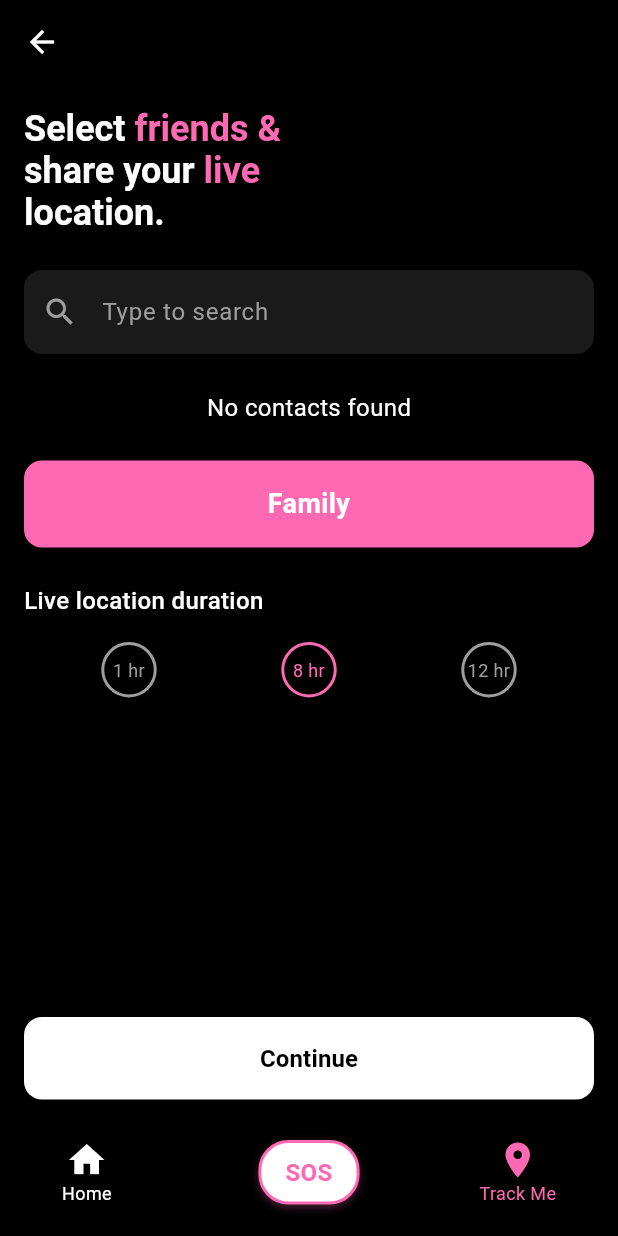
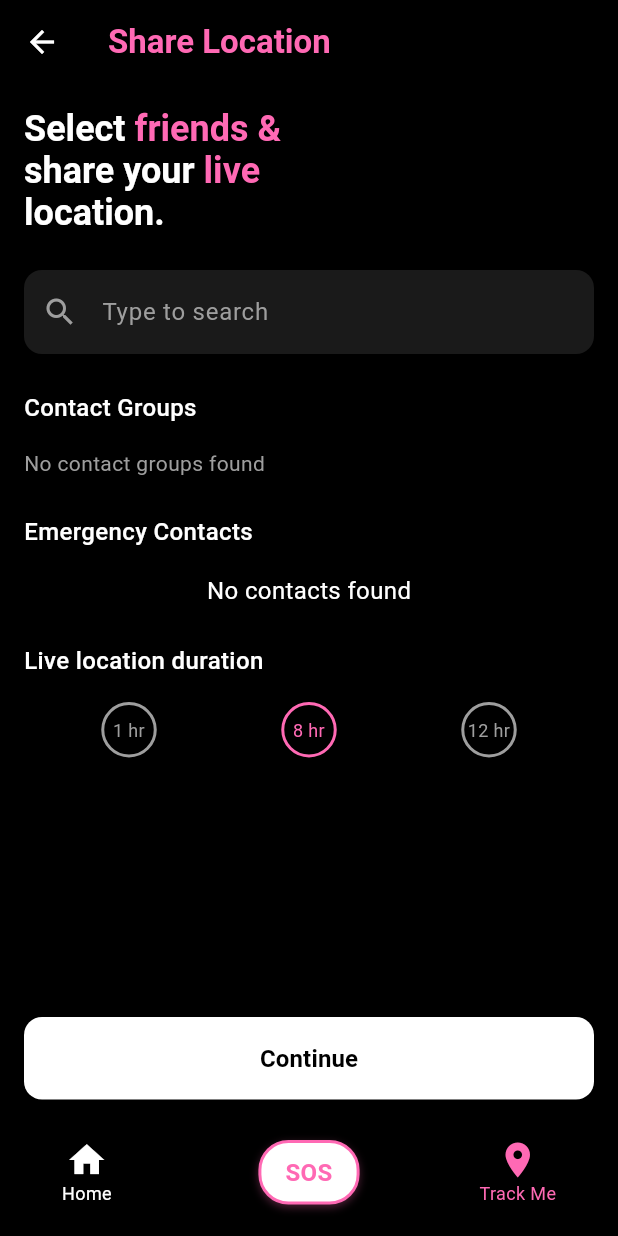
Before and after one commit to hayabuceri/BeSafe, a Flutter app: the ShareLocationScreen screen opened directly, after a tap on "Track Me", after a tap on "Share Location", on a phone screen of 412 x 824 dp. Run offline on Flutter 3.47's test engine with Material 3 defaults, Android fonts, the phone set to English and light mode, and no system bars; our stand-ins replace cloud_firestore, firebase_auth, firebase_core, flutter_map, geolocator, latlong2 and 1 more; accounts and stored records are empty.

Commit message:
revert the location sharing background and implement group for sharing location

```diff
--- a/lib/screens/manage_sos_groups_screen.dart
+++ b/lib/screens/manage_sos_groups_screen.dart
@@ -524,7 +524,7 @@ class _ManageSOSGroupsScreenState extends State<ManageSOSGroupsScreen> {
           icon: const Icon(Icons.arrow_back, color: Colors.white),
           onPressed: () => Navigator.pop(context),
         ),
-        title: 'Manage SOS Groups',
+        title: 'Manage Group',
       ),
       body: _isLoading
           ? const Center(
--- a/lib/screens/share_location_screen.dart
+++ b/lib/screens/share_location_screen.dart
@@ -20,11 +20,13 @@ class _ShareLocationScreenState extends State<ShareLocationScreen> {
   List<Map<String, dynamic>> _contacts = [];
   List<Map<String, dynamic>> _filteredContacts = [];
   bool _isLoading = true;
+  List<Map<String, dynamic>> _contactGroups = []; // Add state variable for groups
+  Set<String> _selectedGroups = {}; // Add state variable for selected groups
 
   @override
   void initState() {
     super.initState();
-    _loadContacts();
+    _loadContactsAndGroups(); // Call the new loading method
     _searchController.addListener(_filterContacts);
   }
 
@@ -44,7 +46,7 @@ class _ShareLocationScreenState extends State<ShareLocationScreen> {
     });
   }
 
-  Future<void> _loadContacts() async {
+  Future<void> _loadContactsAndGroups() async {
     setState(() {
       _isLoading = true;
     });
@@ -52,10 +54,18 @@ class _ShareLocationScreenState extends State<ShareLocationScreen> {
     try {
       final user = FirebaseAuth.instance.currentUser;
       if (user != null) {
+        // Load Contacts
         final contactsSnapshot = await FirebaseFirestore.instance
             .collection('users')
             .doc(user.uid)
             .collection('emergency_contacts')
+            .get();
+
+        // Load Groups (fetch from existing sos_groups)
+        final groupsSnapshot = await FirebaseFirestore.instance
+            .collection('users')
+            .doc(user.uid)
+            .collection('sos_groups') // **Fetch from sos_groups**
             .get();
 
         setState(() {
@@ -63,14 +73,24 @@ class _ShareLocationScreenState extends State<ShareLocationScreen> {
               .map((doc) => {
                     'id': doc.id,
                     'name': doc['name'] as String,
+                    // Include other contact fields if needed
                   })
               .toList();
           _filteredContacts = _contacts; // Initialize filtered contacts
+
+          _contactGroups = groupsSnapshot.docs
+              .map((doc) => {
+                    'id': doc.id,
+                    'name': doc['name'] as String,
+                    'members': List<String>.from(doc['members'] ?? []), // List of contact IDs
+                  })
+              .toList();
+
           _isLoading = false;
         });
       }
     } catch (e) {
-      print('Error loading contacts: $e');
+      print('Error loading contacts and groups: $e');
       setState(() {
         _isLoading = false;
       });
@@ -81,8 +101,34 @@ class _ShareLocationScreenState extends State<ShareLocationScreen> {
     setState(() {
       if (_selectedContacts.contains(contactId)) {
         _selectedContacts.remove(contactId);
+        // If contact is deselected, also deselect any groups that were fully selected and contained this contact
+        _selectedGroups.removeWhere((groupId) {
+          final group = _contactGroups.firstWhere((g) => g['id'] == groupId);
+          // Only deselect the group if the removed contact was the last selected member from that group
+          // This part of the logic can become complex if contacts can be in multiple groups.
+          // For simplicity now, we'll just check if the contact is in the group.
+          return (group['members'] as List<String>).contains(contactId);
+        });
       } else {
         _selectedContacts.add(contactId);
+        // When a contact is selected, we don't automatically select its groups.
+      }
+    });
+  }
+
+  void _toggleGroup(String groupId) {
+    setState(() {
+      final group = _contactGroups.firstWhere((g) => g['id'] == groupId);
+      final members = List<String>.from(group['members'] ?? []); // Ensure members is a List<String>
+
+      if (_selectedGroups.contains(groupId)) {
+        _selectedGroups.remove(groupId);
+        // Deselect all contacts in this group
+        _selectedContacts.removeAll(members);
+      } else {
+        _selectedGroups.add(groupId);
+        // Select all contacts in this group
+        _selectedContacts.addAll(members);
       }
     });
   }
@@ -125,54 +171,6 @@ class _ShareLocationScreenState extends State<ShareLocationScreen> {
     }
   }
 
-  Widget _buildContactAvatar(Map<String, dynamic> contact) {
-    final isSelected = _selectedContacts.contains(contact['id']);
-    return Column(
-      children: [
-        Stack(
-          children: [
-            CircleAvatar(
-              radius: 30,
-              backgroundColor: const Color(0xFFFF69B4),
-              child: Text(
-                contact['name'][0].toUpperCase(),
-                style: const TextStyle(
-                  color: Colors.white,
-                  fontSize: 20,
-                  fontWeight: FontWeight.bold,
-                ),
-              ),
-            ),
-            if (isSelected)
-              Positioned(
-                right: 0,
-                top: 0,
-                child: Container(
-                  decoration: const BoxDecoration(
-                    color: Color(0xFFFF69B4),
-                    shape: BoxShape.circle,
-                  ),
-                  child: const Icon(
-                    Icons.check_circle,
-                    color: Colors.white,
-                    size: 24,
-                  ),
-                ),
-              ),
-          ],
-        ),
-        const SizedBox(height: 4),
-        Text(
-          contact['name'],
-          style: const TextStyle(
-            color: Colors.white,
-            fontSize: 12,
-          ),
-        ),
-      ],
-    );
-  }
-
   @override
   Widget build(BuildContext context) {
     return Scaffold(
@@ -182,6 +180,13 @@ class _ShareLocationScreenState extends State<ShareLocationScreen> {
         leading: IconButton(
           icon: const Icon(Icons.arrow_back, color: Colors.white),
           onPressed: () => Navigator.pop(context),
+        ),
+        title: const Text(
+          'Share Location',
+          style: TextStyle(
+            color: Color(0xFFFF69B4),
+            fontWeight: FontWeight.bold,
+          ),
         ),
       ),
       body: SafeArea(
@@ -253,6 +258,61 @@ class _ShareLocationScreenState extends State<ShareLocationScreen> {
                 ),
               ),
               const SizedBox(height: 24),
+              const Text(
+                'Contact Groups',
+                style: TextStyle(
+                  color: Colors.white,
+                  fontSize: 16,
+                  fontWeight: FontWeight.w500,
+                ),
+              ),
+              const SizedBox(height: 16),
+              if (_isLoading)
+                const Center(
+                  child: CircularProgressIndicator(color: Color(0xFFFF69B4)),
+                )
+              else if (_contactGroups.isEmpty)
+                const Text(
+                  'No contact groups found',
+                  style: TextStyle(color: Colors.grey),
+                )
+              else
+                SizedBox(
+                  height: 50,
+                  child: ListView.separated(
+                    scrollDirection: Axis.horizontal,
+                    itemCount: _contactGroups.length,
+                    separatorBuilder: (context, index) => const SizedBox(width: 16),
+                    itemBuilder: (context, index) {
+                      final group = _contactGroups[index];
+                      final isSelected = _selectedGroups.contains(group['id']);
+                      return GestureDetector(
+                        onTap: () => _toggleGroup(group['id']),
+                        child: Chip(
+                          label: Text(group['name'], style: TextStyle(color: const Color.fromARGB(255, 0, 0, 0))),
+                          backgroundColor: isSelected ? const Color(0xFFFF69B4) : Colors.white.withOpacity(0.1),
+                          shape: RoundedRectangleBorder(
+                            borderRadius: BorderRadius.circular(20),
+                            side: BorderSide(
+                              color: isSelected ? const Color(0xFFFF69B4) : Colors.transparent,
+                              width: 1,
+                            ),
+                          ),
+                        ),
+                      );
+                    },
+                  ),
+                ),
+              const SizedBox(height: 24),
+              const Text(
+                'Emergency Contacts',
+                style: TextStyle(
+                  color: Colors.white,
+                  fontSize: 16,
+                  fontWeight: FontWeight.w500,
+                ),
+              ),
+              const SizedBox(height: 16),
               if (_isLoading)
                 const Center(
                   child: CircularProgressIndicator(color: Color(0xFFFF69B4)),
@@ -277,31 +337,14 @@ class _ShareLocationScreenState extends State<ShareLocationScreen> {
                         const SizedBox(width: 16),
                     itemBuilder: (context, index) {
                       final contact = _filteredContacts[index];
+                      final isSelected = _selectedContacts.contains(contact['id']);
                       return GestureDetector(
                         onTap: () => _toggleContact(contact['id']),
-                        child: _buildContactAvatar(contact),
+                        child: _buildContactAvatar(contact, isSelected),
                       );
                     },
                   ),
                 ),
-              const SizedBox(height: 24),
-              Container(
-                width: double.infinity,
-                padding: const EdgeInsets.all(16),
-                decoration: BoxDecoration(
-                  color: const Color(0xFFFF69B4),
-                  borderRadius: BorderRadius.circular(12),
-                ),
-                child: const Text(
-                  'Family',
-                  style: TextStyle(
-                    color: Colors.white,
-                    fontSize: 18,
-                    fontWeight: FontWeight.bold,
-                  ),
-                  textAlign: TextAlign.center,
-                ),
-              ),
               const SizedBox(height: 24),
               const Text(
                 'Live location duration',
@@ -375,4 +418,51 @@ class _ShareLocationScreenState extends State<ShareLocationScreen> {
       ),
     );
   }
+
+  Widget _buildContactAvatar(Map<String, dynamic> contact, bool isSelected) {
+    return Column(
+      children: [
+        Stack(
+          children: [
+            CircleAvatar(
+              radius: 30,
+              backgroundColor: const Color(0xFFFF69B4),
+              child: Text(
+                contact['name'][0].toUpperCase(),
+                style: const TextStyle(
+                  color: Colors.white,
+                  fontSize: 20,
+                  fontWeight: FontWeight.bold,
+                ),
+              ),
+            ),
+            if (isSelected)
+              Positioned(
+                right: 0,
+                top: 0,
+                child: Container(
+                  decoration: const BoxDecoration(
+                    color: Color(0xFFFF69B4),
+                    shape: BoxShape.circle,
+                  ),
+                  child: const Icon(
+                    Icons.check_circle,
+                    color: Colors.white,
+                    size: 24,
+                  ),
+                ),
+              ),
+          ],
+        ),
+        const SizedBox(height: 4),
+        Text(
+          contact['name'],
+          style: const TextStyle(
+            color: Colors.white,
+            fontSize: 12,
+          ),
+        ),
+      ],
+    );
+  }
 }
--- a/lib/screens/track_me_screen.dart
+++ b/lib/screens/track_me_screen.dart
@@ -171,8 +171,6 @@ class _TrackMeScreenState extends State<TrackMeScreen> with WidgetsBindingObserv
       _positionStream = Geolocator.getPositionStream(
         locationSettings: const LocationSettings(
           accuracy: LocationAccuracy.high,
-          distanceFilter: 5,
-          timeLimit: Duration(seconds: 10),
         ),
       );
 
--- a/lib/services/location_service.dart
+++ b/lib/services/location_service.dart
@@ -33,8 +33,6 @@ class LocationService {
       _positionSubscription = Geolocator.getPositionStream(
         locationSettings: const LocationSettings(
           accuracy: LocationAccuracy.high,
-          distanceFilter: 5, // Update every 5 meters
-          timeLimit: Duration(seconds: 10), // Force update every 10 seconds
         ),
       ).listen((Position position) {
         _updateLocationInFirestore(position);
--- a/lib/widgets/app_menu.dart
+++ b/lib/widgets/app_menu.dart
@@ -63,7 +63,7 @@ class AppMenu extends StatelessWidget {
         ),
         PopupMenuItem(
           child: const Text(
-            'Manage SOS Groups',
+            'Manage Group',
             style: TextStyle(color: Colors.black),
           ),
           onTap: () async {
```
Also changed, not shown: lib/screens/shared_locations_screen.dart (+23 -5 lines).
